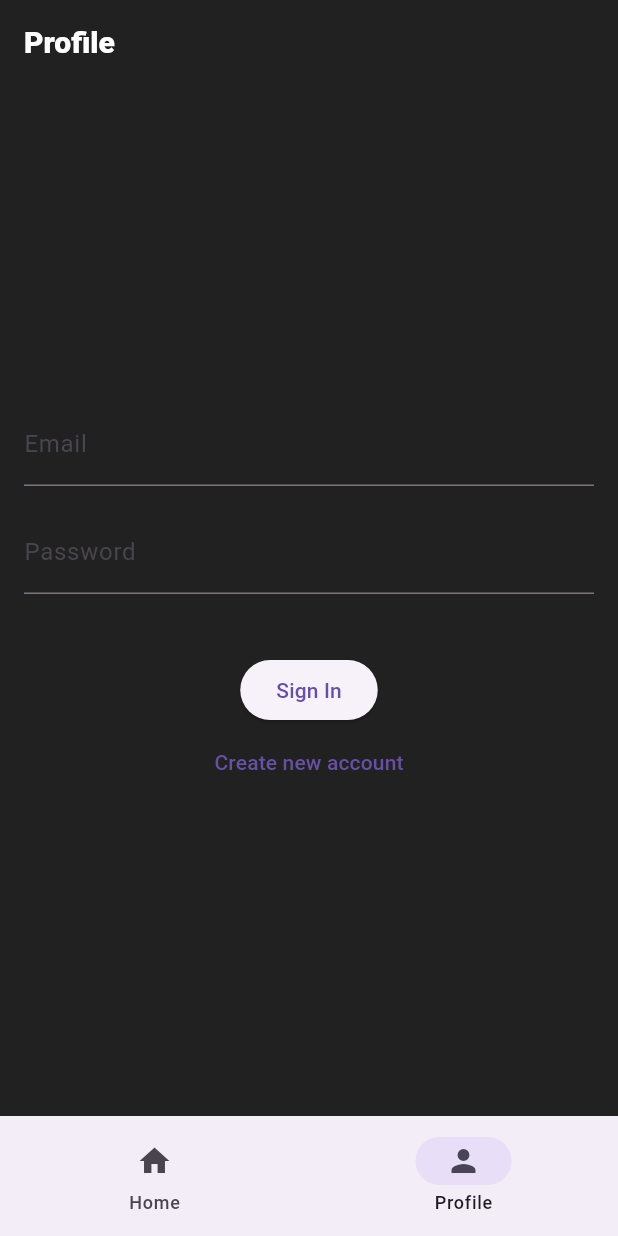
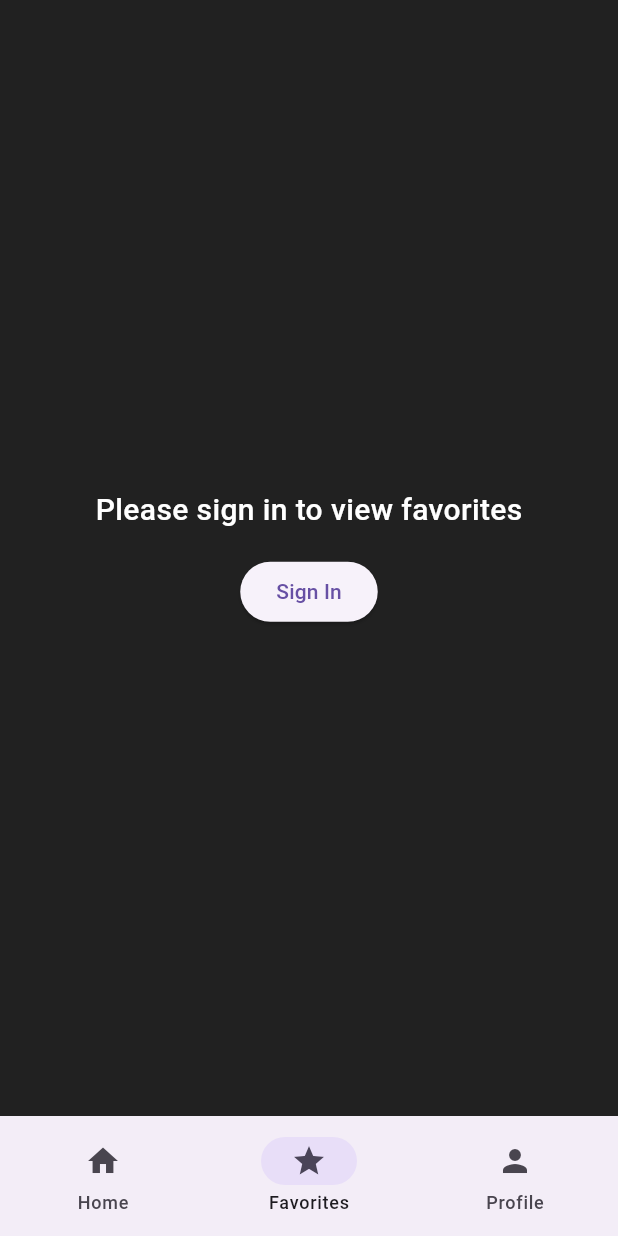
Before and after one commit to MakatuSSiN/agregator_Kripto, a Flutter app: the screen it shows after launch, item 2 of the bottom bar chosen, on a phone screen of 412 x 824 dp. Run offline on Flutter 3.47's test engine with Material 3 defaults, Android fonts, the phone set to English and light mode, and no system bars; our stand-ins replace bloc, cloud_firestore, dio, equatable, firebase_auth, firebase_core and 3 more; accounts and stored records are empty; network calls fail.

Commit message:
Избранное 50/50

```diff
--- a/lib/app.dart
+++ b/lib/app.dart
@@ -2,14 +2,17 @@ import 'package:agregator_kripto/features/crypto_coin/bloc/crypto_chart/crypto_c
 import 'package:agregator_kripto/features/crypto_coin/bloc/crypto_coin_details/crypto_coin_details_bloc.dart';
 import 'package:agregator_kripto/repositories/crypto_coins/abstract_coins_repository.dart';
 import 'package:agregator_kripto/repositories/crypto_coins/crypto_candle_repository.dart';
+import 'package:agregator_kripto/repositories/favorites_repository.dart';
 import 'package:agregator_kripto/router/router.dart';
 import 'package:agregator_kripto/theme/theme.dart';
+import 'package:firebase_auth/firebase_auth.dart';
 import 'package:flutter/material.dart';
 import 'package:flutter_bloc/flutter_bloc.dart';
 import 'package:get_it/get_it.dart';
 import 'features/auth/bloc/auth_bloc.dart';
 import 'features/auth/repositories/auth_repository.dart';
 import 'features/crypto_list/bloc/crypto_list_bloc.dart';
+import 'features/favorites/bloc/favorites_bloc.dart';
 
 
 class CryptoApp extends StatelessWidget {
@@ -34,6 +37,12 @@ class CryptoApp extends StatelessWidget {
             GetIt.I<AbstractCoinsRepository>(),
           ),
         ),
+        BlocProvider(
+          create: (context) => FavoritesBloc(
+            favoritesRepository: GetIt.I<FavoritesRepository>(),
+            firebaseAuth: FirebaseAuth.instance,
+          )..add(LoadFavorites()),
+        ),
       ],
       child: MaterialApp(
         debugShowCheckedModeBanner: false,
--- a/lib/features/crypto_list/view/crypto_list_screen.dart
+++ b/lib/features/crypto_list/view/crypto_list_screen.dart
@@ -2,7 +2,9 @@ import 'package:agregator_kripto/features/crypto_list/widgets/crypto_coin_tile.d
 import 'package:flutter/material.dart';
 import 'package:flutter_bloc/flutter_bloc.dart';
 
+import '../../auth/bloc/auth_bloc.dart';
 import '../../auth/view/auth_screen.dart';
+import '../../favorites/view/favorites_screen.dart';
 import '../bloc/crypto_list_bloc.dart';
 
 class CryptoListScreen extends StatefulWidget {
@@ -10,16 +12,21 @@ class CryptoListScreen extends StatefulWidget {
   final String title;
 
   @override
-  State<CryptoListScreen> createState() => _CryptoListScreenState();
+  CryptoListScreenState createState() => CryptoListScreenState();
 }
 
-class _CryptoListScreenState extends State<CryptoListScreen> {
+class CryptoListScreenState extends State<CryptoListScreen> {
   int _currentPageIndex = 0;
   final _searchController = TextEditingController();
   late final CryptoListBloc _cryptoListBloc;
-
+  void changePage(int index) {
+    setState(() {
+      _currentPageIndex = index;
+    });
+  }
   final List<Widget> _pages = [
     const _CryptoListContent(),
+    const FavoritesScreen(),
     const AuthScreen(),
   ];
 
@@ -28,6 +35,7 @@ class _CryptoListScreenState extends State<CryptoListScreen> {
     super.initState();
     _cryptoListBloc = context.read<CryptoListBloc>();
     _cryptoListBloc.add(LoadCryptoList());
+
   }
 
   @override
@@ -35,7 +43,11 @@ class _CryptoListScreenState extends State<CryptoListScreen> {
     _searchController.dispose();
     super.dispose();
   }
-
+  void setPageIndex(int index) {
+    setState(() {
+      _currentPageIndex = index;
+    });
+  }
   @override
   Widget build(BuildContext context) {
     return Scaffold(
@@ -52,10 +64,12 @@ class _CryptoListScreenState extends State<CryptoListScreen> {
           });
         },
         destinations: const [
-          NavigationDestination(icon: Icon(Icons.home), label: 'Home'),
-          NavigationDestination(icon: Icon(Icons.person), label: 'Profile'),
-        ],
-      ),
+        NavigationDestination(icon: Icon(Icons.home), label: 'Home'),
+        NavigationDestination(icon: Icon(Icons.star), label: 'Favorites'),
+        NavigationDestination(icon: Icon(Icons.person), label: 'Profile'),
+      ],
+    ),
+
     );
   }
 
--- /dev/null
+++ b/lib/features/favorites/bloc/favorites_bloc.dart
@@ -0,0 +1,80 @@
+import 'dart:async';
+import 'dart:async';
+
+import 'package:bloc/bloc.dart';
+import 'package:equatable/equatable.dart';
+import 'package:firebase_auth/firebase_auth.dart';
+import 'package:agregator_kripto/repositories/crypto_coins/models/crypto_coin.dart';
+import 'package:agregator_kripto/repositories/favorites_repository.dart';
+
+part 'favorites_event.dart';
+part 'favorites_state.dart';
+
+class FavoritesBloc extends Bloc<FavoritesEvent, FavoritesState> {
+  final FavoritesRepository favoritesRepository;
+  final FirebaseAuth firebaseAuth;
+  StreamSubscription? _favoritesSubscription;
+
+  FavoritesBloc({
+    required this.favoritesRepository,
+    required this.firebaseAuth,
+  }) : super(FavoritesInitial()) {
+    on<LoadFavorites>(_loadFavorites);
+    on<ToggleFavorite>(_toggleFavorite);
+    on<FavoritesUpdated>(_onFavoritesUpdated);
+
+    _subscribeToFavorites();
+  }
+
+  void _subscribeToFavorites() {
+    _favoritesSubscription = favoritesRepository.watchFavorites().listen(
+          (favorites) => add(FavoritesUpdated(favorites)),
+      onError: (error) => add(FavoritesUpdated([], error: error.toString())),
+    );
+  }
+
+  void _onFavoritesUpdated(FavoritesUpdated event, Emitter<FavoritesState> emit) {
+    if (event.error != null) {
+      emit(FavoritesError(event.error!));
+    } else {
+      emit(FavoritesLoaded(event.favorites));
+    }
+  }
+
+  Future<void> _toggleFavorite(
+      ToggleFavorite event,
+      Emitter<FavoritesState> emit,
+      ) async {
+    try {
+      if (event.coin.isFavorite) {
+        await favoritesRepository.removeFavorite(event.coin);
+      } else {
+        await favoritesRepository.addFavorite(event.coin);
+      }
+    } catch (e) {
+      emit(FavoritesError(e.toString()));
+    }
+  }
+  Future<void> _loadFavorites(
+      LoadFavorites event,
+      Emitter<FavoritesState> emit,
+      ) async {
+    if (firebaseAuth.currentUser == null) {
+      emit(FavoritesUnauthenticated());
+      return;
+    }
+
+    emit(FavoritesLoading());
+    try {
+      final favorites = await favoritesRepository.getFavorites();
+      emit(FavoritesLoaded(favorites));
+    } catch (e) {
+      emit(FavoritesError(e.toString()));
+    }
+  }
+  @override
+  Future<void> close() {
+    _favoritesSubscription?.cancel();
+    return super.close();
+  }
+}
--- /dev/null
+++ b/lib/features/favorites/bloc/favorites_event.dart
@@ -0,0 +1,32 @@
+part of 'favorites_bloc.dart';
+
+abstract class FavoritesEvent extends Equatable {
+  const FavoritesEvent();
+
+  @override
+  List<Object> get props => [];
+}
+
+class LoadFavorites extends FavoritesEvent {}
+
+class ToggleFavorite extends FavoritesEvent {
+  final CryptoCoin coin;
+
+  const ToggleFavorite(this.coin);
+
+  @override
+  List<Object> get props => [coin];
+}
+
+class FavoritesUpdated extends FavoritesEvent {
+  final List<CryptoCoin> favorites;
+  final String? error;
+
+  const FavoritesUpdated(this.favorites, {this.error});
+
+  @override
+  List<Object> get props => [
+    favorites,
+    if (error != null) error!,
+  ];
+}
--- /dev/null
+++ b/lib/features/favorites/bloc/favorites_state.dart
@@ -0,0 +1,33 @@
+part of 'favorites_bloc.dart';
+
+abstract class FavoritesState extends Equatable {
+  const FavoritesState();
+
+  @override
+  List<Object> get props => [];
+}
+
+class FavoritesInitial extends FavoritesState {}
+class FavoritesLoading extends FavoritesState {}
+class FavoritesUnauthenticated extends FavoritesState {}
+class FavoritesError extends FavoritesState {
+  final String message;
+  const FavoritesError(this.message);
+
+  @override
+  List<Object> get props => [message];
+}
+class FavoritesLoaded extends FavoritesState {
+  final List<CryptoCoin> favorites;
+  const FavoritesLoaded(this.favorites);
+
+  @override
+  List<Object> get props => [favorites];
+}
+class FavoriteToggled extends FavoritesState {
+  final CryptoCoin updatedCoin;
+  const FavoriteToggled(this.updatedCoin);
+
+  @override
+  List<Object> get props => [updatedCoin];
+}
--- /dev/null
+++ b/lib/features/favorites/view/favorites_screen.dart
@@ -0,0 +1,78 @@
+import 'package:flutter/material.dart';
+import 'package:flutter_bloc/flutter_bloc.dart';
+import 'package:agregator_kripto/features/auth/view/auth_screen.dart';
+import 'package:agregator_kripto/features/crypto_list/widgets/crypto_coin_tile.dart';
+import 'package:agregator_kripto/features/favorites/bloc/favorites_bloc.dart';
+
+import '../../../repositories/crypto_coins/models/crypto_coin.dart';
+import '../../auth/bloc/auth_bloc.dart';
+import '../../crypto_list/view/crypto_list_screen.dart';
+
+class FavoritesScreen extends StatelessWidget {
+  const FavoritesScreen({super.key});
+
+  @override
+  Widget build(BuildContext context) {
+    return BlocBuilder<AuthBloc, AuthState>(
+      builder: (context, authState) {
+        if (authState is! Authenticated) {
+          return _buildUnauthenticatedView(context);
+        }
+
+        return BlocBuilder<FavoritesBloc, FavoritesState>(
+          builder: (context, state) {
+            if (state is FavoritesLoading) {
+              return const Center(child: CircularProgressIndicator());
+            }
+
+            if (state is FavoritesError) {
+              return Center(child: Text(state.message));
+            }
+
+            if (state is FavoritesLoaded) {
+              return RefreshIndicator(
+                onRefresh: () async {
+                  context.read<FavoritesBloc>().add(LoadFavorites());
+                },
+                child: state.favorites.isEmpty
+                    ? const Center(child: Text('No favorites yet'))
+                    : ListView.builder(
+                  itemCount: state.favorites.length,
+                  itemBuilder: (context, index) {
+                    final coin = state.favorites[index];
+                    return CryptoCoinTile(coin: coin);
+                  },
+                ),
+              );
+            }
+
+            return const Center(child: Text('Loading favorites...'));
+          },
+        );
+      },
+    );
+  }
+}
+
+  Widget _buildUnauthenticatedView(BuildContext context) {
+    return Center(
+      child: Column(
+        mainAxisAlignment: MainAxisAlignment.center,
+        children: [
+          const Text('Please sign in to view favorites'),
+          const SizedBox(height: 16),
+          ElevatedButton(
+            onPressed: () => Navigator.push(
+              context,
+              MaterialPageRoute(builder: (_) => const AuthScreen()),
+            ),
+            child: const Text('Sign In'),
+          ),
+        ],
+      ),
+    );
+  }
+
+  void _toggleFavorite(BuildContext context, CryptoCoin coin) {
+    context.read<FavoritesBloc>().add(ToggleFavorite(coin));
+  }
--- a/lib/repositories/crypto_coins/models/crypto_coin.dart
+++ b/lib/repositories/crypto_coins/models/crypto_coin.dart
@@ -6,12 +6,35 @@ class CryptoCoin extends Equatable {
     required this.priceInUSD,
     required this.imageUrl,
     required this.symbol,
+    this.isFavorite = false,
   });
 
   final String name;
   final double priceInUSD;
   final String imageUrl;
   final String symbol;
+  final bool isFavorite;
+  Map<String, dynamic> toJson() => {
+    'name': name,
+    'priceInUSD': priceInUSD,
+    'imageUrl': imageUrl,
+    'symbol': symbol,
+    'isFavorite': isFavorite,
+  };
+  factory CryptoCoin.fromJson(Map<String, dynamic> json) => CryptoCoin(
+    name: json['name'] as String,
+    priceInUSD: json['priceInUSD'] as double,
+    imageUrl: json['imageUrl'] as String,
+    symbol: json['symbol'] as String,
+    isFavorite: json['isFavorite'] as bool? ?? false,
+  );
+  CryptoCoin copyWith({bool? isFavorite}) => CryptoCoin(
+    name: name,
+    priceInUSD: priceInUSD,
+    imageUrl: imageUrl,
+    symbol: symbol,
+    isFavorite: isFavorite ?? this.isFavorite,
+  );
 
   @override
   List<Object> get props => [name, priceInUSD, imageUrl];
--- a/lib/router/router.dart
+++ b/lib/router/router.dart
@@ -2,9 +2,11 @@ import 'package:agregator_kripto/features/crypto_coin/crypto_coin.dart';
 import 'package:agregator_kripto/features/crypto_list/crypto_list.dart';
 
 import '../features/auth/view/auth_screen.dart';
+import '../features/favorites/view/favorites_screen.dart';
 
 final routes = {
   "/": (context) => const CryptoListScreen(title: "CRYPTO ROCKET"),
   "/coin": (context) => const CryptoCoinScreen(),
   "/profile": (context) => const AuthScreen(),
+  "/favorites": (context) => const FavoritesScreen(),
 };
--- a/pubspec.yaml
+++ b/pubspec.yaml
@@ -23,6 +23,7 @@ dependencies:
   firebase_auth: ^5.5.3
   fl_chart: ^1.0.0
   syncfusion_flutter_charts: ^29.2.5
+  cloud_firestore: ^5.6.8
 
 dev_dependencies:
   flutter_test:
```
Also changed, not shown: lib/features/crypto_coin/view/crypto_coin_screen.dart (+81 -8 lines), lib/features/crypto_list/widgets/crypto_coin_tile.dart (+24 -2 lines), lib/main.dart (+17 -0 lines), lib/repositories/favorites_repository.dart (added, +65 -0 lines), pubspec.lock.
